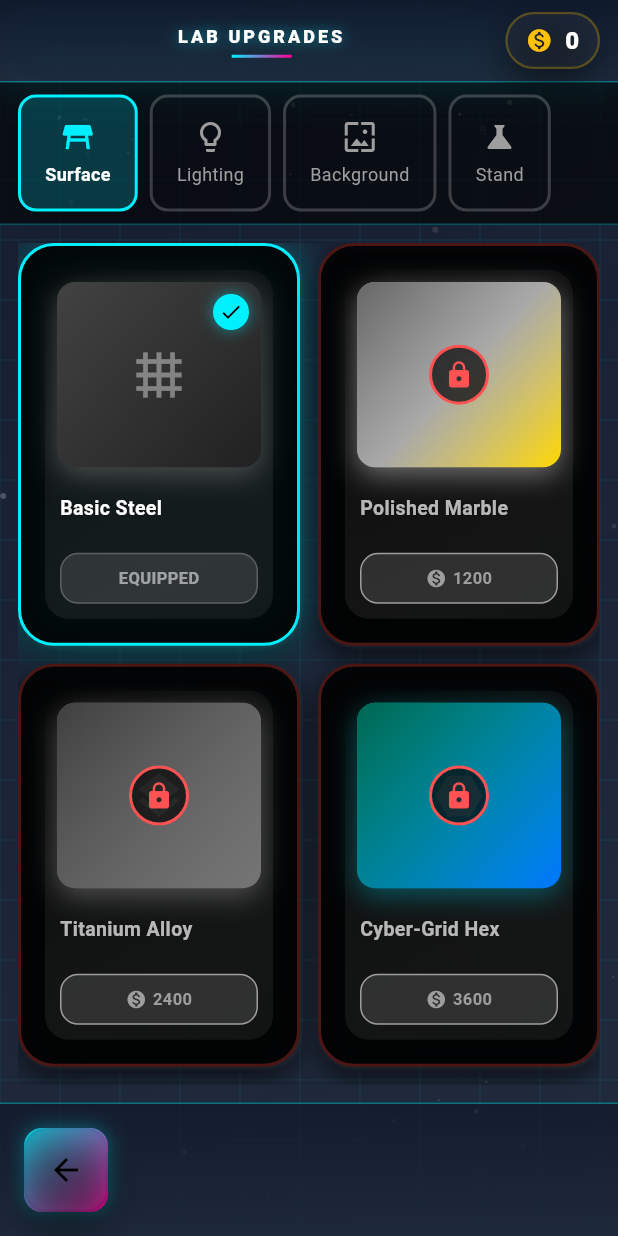
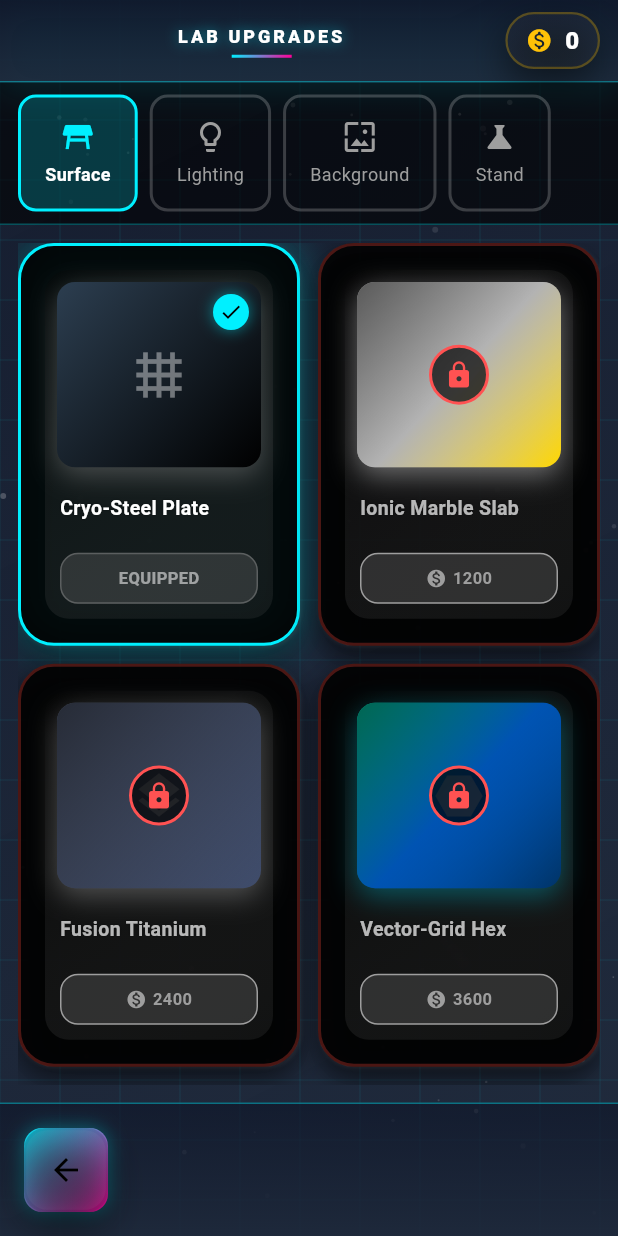
Before and after one commit to GuavaMZ/color_mixing_game, a Flutter app: the LabUpgradeHub screen opened directly with empty values, on a phone screen of 412 x 824 dp. Run offline on Flutter 3.47's test engine with Material 3 defaults, Android fonts, the phone set to English and light mode, and no system bars; our stand-ins replace flutter_localization, flutter_secure_storage, google_mobile_ads, shared_preferences; missing offline and left inert: flame, flame_audio, shorebird_code_push; accounts and stored records are empty.

Commit message:
19-2-2026

```diff
--- a/lib/core/lab_catalog.dart
+++ b/lib/core/lab_catalog.dart
@@ -27,72 +27,74 @@ class LabCatalog {
     // Surfaces
     LabItem(
       id: 'surface_steel',
-      name: 'Basic Steel',
-      description: 'Standard industrial-grade stainless steel surface',
+      name: 'Cryo-Steel Plate',
+      description: 'Ultra-chilled industrial steel with micro-grooved texture',
       price: 0,
       category: 'surface',
       placeholderColor: Colors.grey,
-      gradientColors: [Color(0xFF424242), Color(0xFF212121)],
+      gradientColors: [Color(0xFF2C3E50), Color(0xFF000000)],
       icon: Icons.grid_4x4,
     ),
     LabItem(
       id: 'surface_marble',
-      name: 'Polished Marble',
-      description: 'Luxurious white marble with gold veining',
+      name: 'Ionic Marble Slab',
+      description: 'Molecularly-bonded marble with conductive gold veins',
       price: 1200,
       category: 'surface',
       placeholderColor: Colors.white,
-      gradientColors: [Colors.white, Color(0xFFF0F0F0), Color(0xFFFFD700)],
+      gradientColors: [Color(0xFFE0E0E0), Color(0xFFFFFFFF), Color(0xFFFFD700)],
       icon: Icons.diamond,
     ),
     LabItem(
       id: 'surface_titanium',
-      name: 'Titanium Alloy',
-      description: 'High-tech aerospace-grade titanium with brushed finish',
+      name: 'Fusion Titanium',
+      description: 'Aura-forged titanium alloy with heat-shielded coating',
       price: 2400,
       category: 'surface',
       placeholderColor: Color(0xFFB0B0B0),
-      gradientColors: [Color(0xFF9E9E9E), Color(0xFF757575)],
+      gradientColors: [Color(0xFF606c88), Color(0xFF3f4c6b)],
       icon: Icons.layers,
     ),
     LabItem(
       id: 'surface_cyber',
-      name: 'Cyber-Grid Hex',
-      description: 'Advanced hexagonal cyber-grid with reactive lighting',
+      name: 'Vector-Grid Hex',
+      description: 'Quantum-synced hexagonal lattice with reactive pulses',
       price: 3600,
       category: 'surface',
       placeholderColor: Colors.cyan,
-      gradientColors: [Color(0xFF00FFCC), Color(0xFF0077FF)],
+      gradientColors: [Color(0xFF00FFCC), Color(0xFF0077FF), Color(0xFF003366)],
       icon: Icons.hexagon,
     ),
     LabItem(
       id: 'surface_crystal',
-      name: 'Crystal Matrix',
-      description: 'Crystalline surface with prismatic light refraction',
+      name: 'Prism-Matrix Glass',
+      description:
+          'High-refractive crystal lattice for light-purity experiments',
       price: 6000,
       category: 'surface',
       placeholderColor: Color(0xFFE1F5FE),
-      gradientColors: [Color(0xFFE1F5FE), Color(0xFF81D4FA), Color(0xFF4FC3F7)],
+      gradientColors: [Color(0xFFE1F5FE), Color(0xFF81D4FA), Color(0xFFE1F5FE)],
       icon: Icons.auto_awesome,
     ),
     LabItem(
       id: 'surface_obsidian',
-      name: 'Obsidian Slab',
-      description: 'Volcanic obsidian glass with deep reflective sheen',
+      name: 'Void-Glass Slab',
+      description:
+          'Zero-reflection obsidian forged in a volcanic pressure-chamber',
       price: 4800,
       category: 'surface',
       placeholderColor: Color(0xFF1A1A1A),
-      gradientColors: [Color(0xFF1A1A1A), Color(0xFF3D0000), Color(0xFF1A1A1A)],
+      gradientColors: [Color(0xFF0F0F0F), Color(0xFF2C0000), Color(0xFF0F0F0F)],
       icon: Icons.layers_outlined,
     ),
     LabItem(
       id: 'surface_aurora',
-      name: 'Aurora Plate',
-      description: 'Iridescent aurora-tinted surface that shifts with light',
+      name: 'Spectral Aurora Plate',
+      description: 'Photonic-reactive surface that mimics the northern lights',
       price: 8400,
       category: 'surface',
       placeholderColor: Color(0xFF00E5FF),
-      gradientColors: [Color(0xFF00E5FF), Color(0xFF7C4DFF), Color(0xFF00E676)],
+      gradientColors: [Color(0xFF00C9FF), Color(0xFF92FE9D), Color(0xFF00C9FF)],
       icon: Icons.blur_circular,
     ),
 
```
Also changed, not shown: lib/components/environment/beaker_stand.dart (+74 -16 lines), lib/components/environment/pattern_background.dart (+130 -11 lines), lib/components/ui/beaker_preview.dart (added, +211 -0 lines), lib/overlays/navigation/shop_overlay.dart (+6 -4 lines).
